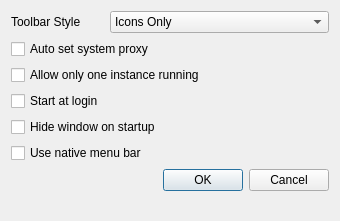
The window that ui/settingsdialog.ui (Trojan-Qt5/Trojan-Qt5) describes before a commit, drawn with Qt 5.
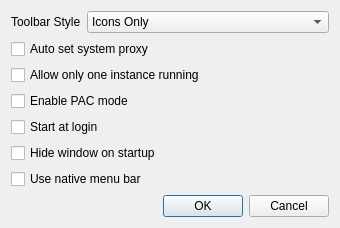
The same window after the commit.

Patch:
```diff
--- a/ui/settingsdialog.ui
+++ b/ui/settingsdialog.ui
@@ -24,14 +24,14 @@
      </property>
     </widget>
    </item>
-   <item row="2" column="0">
+   <item row="1" column="0">
     <widget class="QLabel" name="toolbarStyleLabel">
      <property name="text">
       <string>Toolbar Style</string>
      </property>
     </widget>
    </item>
-   <item row="2" column="1">
+   <item row="1" column="1">
     <widget class="QComboBox" name="toolbarStyleComboBox">
      <property name="sizePolicy">
       <sizepolicy hsizetype="Expanding" vsizetype="Fixed">
@@ -66,20 +66,34 @@
      </item>
     </widget>
    </item>
-   <item row="3" column="0" colspan="2">
+   <item row="2" column="0" colspan="2">
     <widget class="QCheckBox" name="autoSetSystemProxyCheckBox">
      <property name="text">
       <string>Auto set system proxy</string>
      </property>
     </widget>
    </item>
-   <item row="4" column="0" colspan="2">
+   <item row="3" column="0" colspan="2">
     <widget class="QCheckBox" name="oneInstanceCheckBox">
      <property name="text">
       <string>Allow only one instance running</string>
      </property>
     </widget>
    </item>
+   <item row="4" column="0" colspan="2">
+    <widget class="QCheckBox" name="enablePACModeCheckBox">
+     <property name="text">
+      <string>Enable PAC mode</string>
+     </property>
+    </widget>
+   </item>
+   <item row="5" column="0" colspan="2">
+    <widget class="QCheckBox" name="startAtLoginCheckbox">
+     <property name="text">
+      <string>Start at login</string>
+     </property>
+    </widget>
+   </item>
    <item row="6" column="0" colspan="2">
     <widget class="QCheckBox" name="hideCheckBox">
      <property name="text">
@@ -97,13 +111,6 @@
      </property>
     </widget>
    </item>
-   <item row="5" column="0">
-    <widget class="QCheckBox" name="startAtLoginCheckbox">
-     <property name="text">
-      <string>Start at login</string>
-     </property>
-    </widget>
-   </item>
   </layout>
  </widget>
  <resources/>
```
